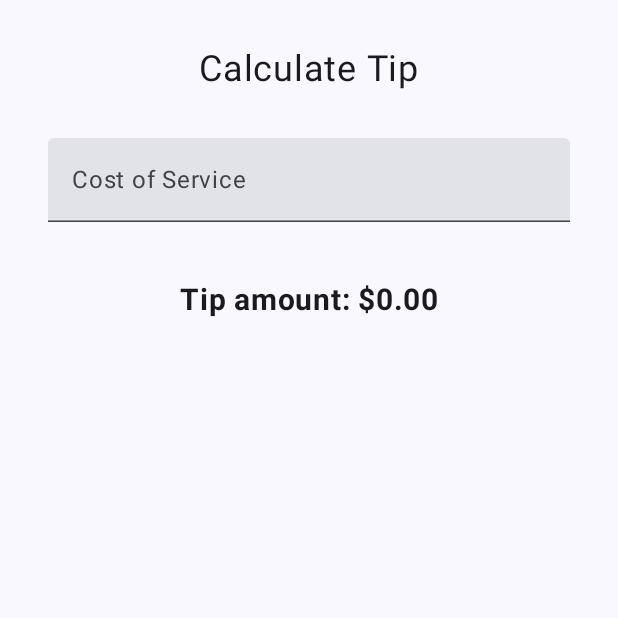
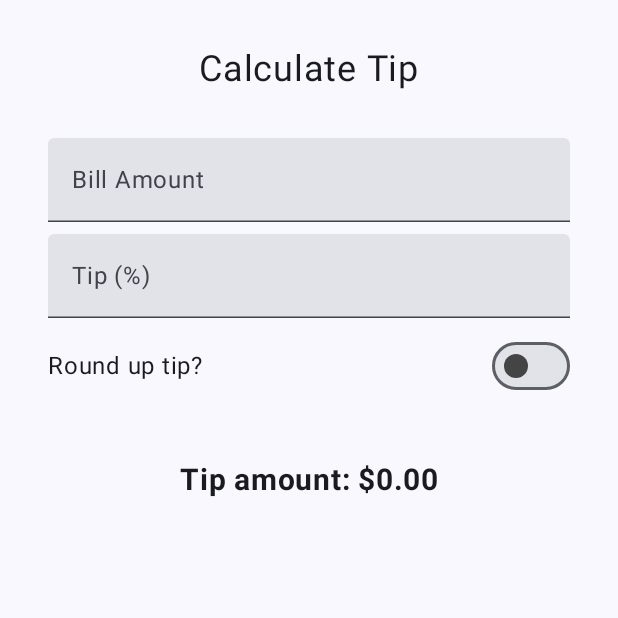
Before and after one commit to ffescara/BelajarAndroid, an Android app built with Jetpack Compose: the screen it shows after launch (MainActivity), on a phone screen of 412 x 824 dp, the top half of it. Run offline under Robolectric (Android 15) with nearby library versions, the phone set to English and light mode, and no system bars.

```diff
--- a/TipTime/app/src/main/java/com/example/tiptime/MainActivity.kt
+++ b/TipTime/app/src/main/java/com/example/tiptime/MainActivity.kt
@@ -3,17 +3,24 @@ package com.example.tiptime
 import android.os.Bundle
 import androidx.activity.ComponentActivity
 import androidx.activity.compose.setContent
+import androidx.annotation.StringRes
 import androidx.compose.foundation.layout.Arrangement
 import androidx.compose.foundation.layout.Column
+import androidx.compose.foundation.layout.Row
 import androidx.compose.foundation.layout.Spacer
 import androidx.compose.foundation.layout.fillMaxSize
 import androidx.compose.foundation.layout.fillMaxWidth
 import androidx.compose.foundation.layout.height
 import androidx.compose.foundation.layout.padding
+import androidx.compose.foundation.layout.size
+import androidx.compose.foundation.layout.wrapContentWidth
+import androidx.compose.foundation.text.KeyboardActions
 import androidx.compose.foundation.text.KeyboardOptions
 import androidx.compose.material3.ExperimentalMaterial3Api
 import androidx.compose.material3.MaterialTheme
 import androidx.compose.material3.Surface
+import androidx.compose.material3.Switch
+import androidx.compose.material3.SwitchDefaults
 import androidx.compose.material3.Text
 import androidx.compose.material3.TextField
 import androidx.compose.runtime.Composable
@@ -23,8 +30,12 @@ import androidx.compose.runtime.getValue
 import androidx.compose.runtime.setValue
 import androidx.compose.ui.Alignment
 import androidx.compose.ui.Modifier
+import androidx.compose.ui.focus.FocusDirection
+import androidx.compose.ui.graphics.Color
+import androidx.compose.ui.platform.LocalFocusManager
 import androidx.compose.ui.res.stringResource
 import androidx.compose.ui.text.font.FontWeight
+import androidx.compose.ui.text.input.ImeAction
 import androidx.compose.ui.text.input.KeyboardType
 import androidx.compose.ui.tooling.preview.Preview
 import androidx.compose.ui.unit.dp
@@ -52,9 +63,15 @@ class MainActivity : ComponentActivity() {
 @Composable
 fun TipTimeScreen() {
     var amountInput by remember { mutableStateOf("") }
+    var tipInput by remember { mutableStateOf("") }
+    var roundUp by remember { mutableStateOf(false) }
 
     val amount = amountInput.toDoubleOrNull() ?: 0.0
-    val tip = calculateTip(amount)
+    val tipPercecnt = tipInput.toDoubleOrNull() ?: 0.0
+
+    val tip = calculateTip(amount, tipPercecnt, roundUp)
+
+    val focusManager = LocalFocusManager.current
 
     Column(
         modifier = Modifier.padding(32.dp),
@@ -67,7 +84,31 @@ fun TipTimeScreen() {
         )
         Spacer(Modifier.height(16.dp))
 
-        EditNumberField(value = amountInput, onValueChange = { amountInput = it })
+        EditNumberField(
+            label = R.string.bill_amount,
+            keyboardOptions = KeyboardOptions.Default.copy(
+                keyboardType = KeyboardType.Number,
+                imeAction = ImeAction.Next
+            ),
+            keyboardActions = KeyboardActions(
+                onNext = { focusManager.moveFocus(FocusDirection.Down) }),
+            value = amountInput,
+            onValueChange = { amountInput = it }
+        )
+
+        EditNumberField(
+            label = R.string.how_was_the_service,
+            keyboardOptions = KeyboardOptions.Default.copy(
+                keyboardType = KeyboardType.Number,
+                imeAction = ImeAction.Done
+            ),
+            keyboardActions = KeyboardActions(
+                onDone = { focusManager.clearFocus() }),
+            value = tipInput,
+            onValueChange = { tipInput = it }
+        )
+
+        RounddTheTipRow(roundUp = roundUp, onRoundUpChanged = { roundUp = it} )
 
         Spacer(Modifier.height(24.dp))
         Text(
@@ -82,24 +123,58 @@ fun TipTimeScreen() {
 @OptIn(ExperimentalMaterial3Api::class)
 @Composable
 fun EditNumberField(
+    @StringRes label: Int,
+    keyboardOptions: KeyboardOptions,
+    keyboardActions: KeyboardActions,
     value: String,
     onValueChange: (String) -> Unit
 ) {
     TextField(
         value = value,
         onValueChange = onValueChange,
-        label = { Text(stringResource(R.string.cost_of_service))},
+        label = { Text(stringResource(label))},
         modifier = Modifier.fillMaxWidth(),
         singleLine = true,
-        keyboardOptions = KeyboardOptions(keyboardType = KeyboardType.Number)
+        keyboardOptions = keyboardOptions,
+        keyboardActions = keyboardActions
     )
+
+}
+
+@Composable
+fun RounddTheTipRow(
+    roundUp: Boolean,
+    onRoundUpChanged: (Boolean) -> Unit,
+    modifier: Modifier = Modifier
+) {
+    Row(
+        modifier = modifier
+            .fillMaxWidth()
+            .size(48.dp),
+        verticalAlignment = Alignment.CenterVertically
+    ) {
+        Text(text = stringResource(R.string.round_up_tip))
+        Switch(
+            modifier = modifier
+                .fillMaxWidth()
+                .wrapContentWidth(Alignment.End),
+            checked = roundUp,
+            onCheckedChange = onRoundUpChanged,
+            colors = SwitchDefaults.colors(
+                uncheckedThumbColor = Color.DarkGray
+            )
+        )
+    }
 }
 
 private fun calculateTip(
     amount: Double,
-    tipPercent: Double = 15.0
+    tipPercent: Double = 15.0,
+    roundUp: Boolean
 ): String {
-    val tip = tipPercent / 100 * amount
+    var tip = tipPercent / 100 * amount
+    if (roundUp)
+        tip = kotlin.math.ceil(tip)
     return NumberFormat.getCurrencyInstance().format(tip)
 }
 
--- a/TipTime/app/src/main/res/values/strings.xml
+++ b/TipTime/app/src/main/res/values/strings.xml
@@ -1,6 +1,8 @@
 <resources>
     <string name="app_name">Tip Time</string>
     <string name="calculate_tip">Calculate Tip</string>
-    <string name="cost_of_service">Cost of Service</string>
+    <string name="bill_amount">Bill Amount</string>
     <string name="tip_amount">Tip amount: %s</string>
+    <string name="how_was_the_service">Tip (%)</string>
+    <string name="round_up_tip">Round up tip?</string>
 </resources>
```
